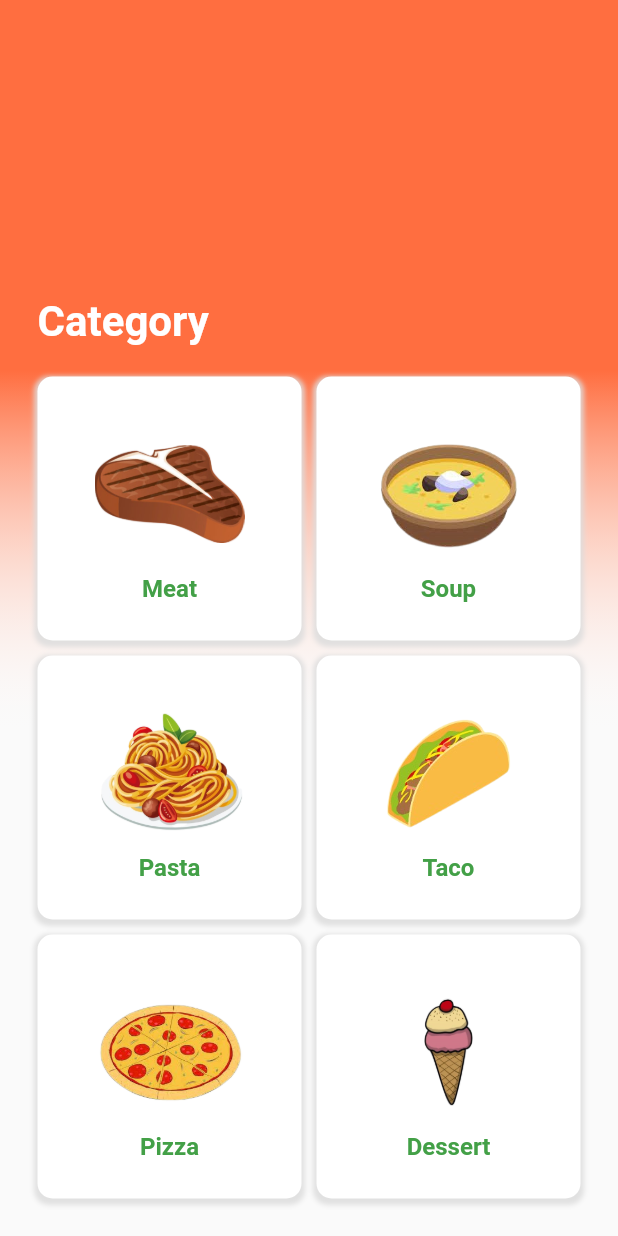
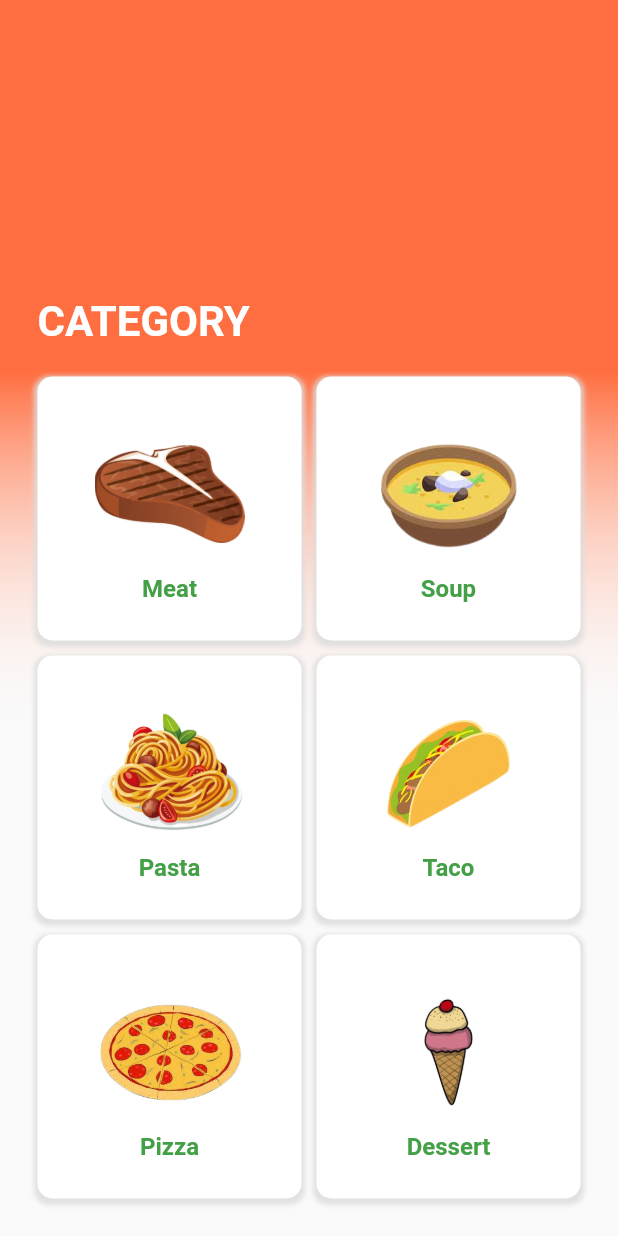
Before and after one commit to Mattias170624/ReceptApp, a Flutter app: the HomeScreen screen opened directly, on a phone screen of 412 x 824 dp. Run offline on Flutter 3.47's test engine with Material 2 defaults, Android fonts, the phone set to English and light mode, and no system bars; statements that could not run were skipped.

Commit message:
Fixed error

```diff
--- a/lib/screens/homescreen.dart
+++ b/lib/screens/startScreen.dart
@@ -34,7 +34,7 @@ class _HomeScreenState extends State<HomeScreen> {
                     width: double.infinity,
                     margin: EdgeInsets.only(bottom: 20.0),
                     child: Text(
-                      'Category',
+                      'CATEGORY',
                       style: TextStyle(
                         fontWeight: FontWeight.bold,
                         color: Colors.white,
```
